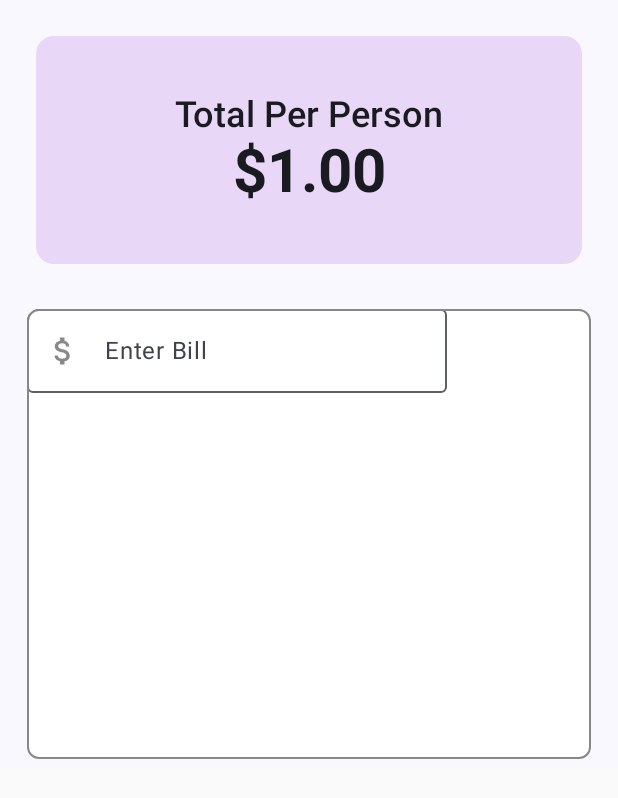
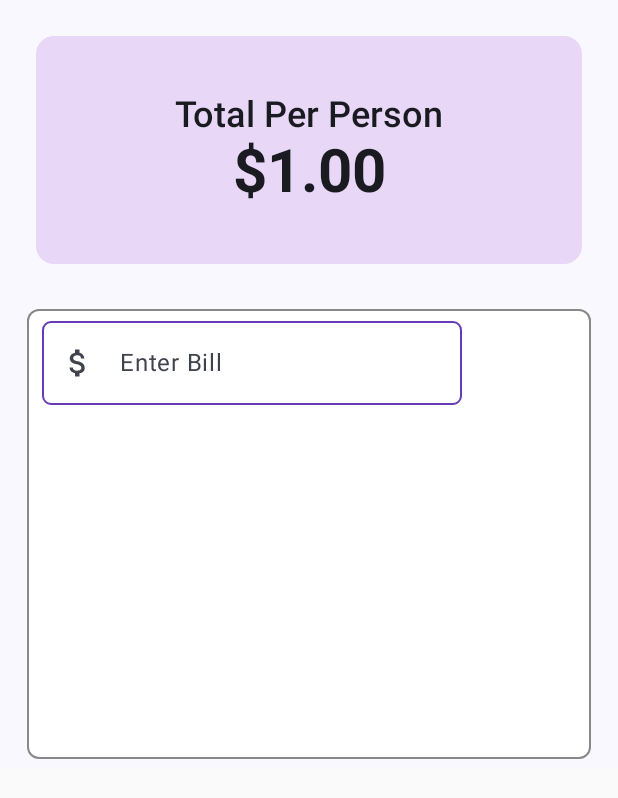
Before and after one commit to coderprem/jetpack-tip-calculator, an Android app built with Jetpack Compose: the screen it shows after launch (MainActivity), on a phone screen of 412 x 824 dp. Shown: the top 798 px of the screen. Run offline under Robolectric (Android 15) with nearby library versions, the phone set to English and light mode, and no system bars.

Commit message:
modified OutlinedTextField

```diff
--- a/app/src/main/java/com/example/tipcalculator/MainActivity.kt
+++ b/app/src/main/java/com/example/tipcalculator/MainActivity.kt
@@ -1,6 +1,7 @@
 package com.example.tipcalculator
 
 import android.os.Bundle
+import android.util.Log
 import androidx.activity.ComponentActivity
 import androidx.activity.compose.setContent
 import androidx.compose.foundation.BorderStroke
@@ -13,27 +14,23 @@ import androidx.compose.foundation.layout.padding
 import androidx.compose.foundation.shape.CircleShape
 import androidx.compose.foundation.shape.CornerSize
 import androidx.compose.foundation.shape.RoundedCornerShape
-import androidx.compose.foundation.text.KeyboardOptions
-import androidx.compose.material.icons.Icons
-import androidx.compose.material.icons.outlined.AttachMoney
+import androidx.compose.foundation.text.KeyboardActions
 import androidx.compose.material3.ExperimentalMaterial3Api
-import androidx.compose.material3.Icon
 import androidx.compose.material3.MaterialTheme
-import androidx.compose.material3.OutlinedTextField
 import androidx.compose.material3.Surface
 import androidx.compose.material3.Text
-import androidx.compose.material3.TextField
 import androidx.compose.runtime.Composable
-import androidx.compose.runtime.MutableState
 import androidx.compose.runtime.getValue
 import androidx.compose.runtime.setValue
 import androidx.compose.runtime.mutableStateOf
 import androidx.compose.runtime.remember
 import androidx.compose.ui.Alignment
+import androidx.compose.ui.ExperimentalComposeUiApi
 import androidx.compose.ui.Modifier
 import androidx.compose.ui.draw.clip
 import androidx.compose.ui.graphics.Color
 import androidx.compose.ui.graphics.RectangleShape
+import androidx.compose.ui.platform.LocalSoftwareKeyboardController
 import androidx.compose.ui.text.TextStyle
 import androidx.compose.ui.text.font.Font
 import androidx.compose.ui.text.font.FontStyle
@@ -45,6 +42,7 @@ import androidx.compose.ui.text.style.TextAlign
 import androidx.compose.ui.tooling.preview.Preview
 import androidx.compose.ui.unit.dp
 import androidx.compose.ui.unit.sp
+import com.example.tipcalculator.components.InputField
 import com.example.tipcalculator.ui.theme.TipCalculatorTheme
 
 class MainActivity : ComponentActivity() {
@@ -107,13 +105,29 @@ fun TopHeader(totalPerPerson: Double = 0.0) {
     }
 }
 
-@OptIn(ExperimentalMaterial3Api::class)
-@Preview(showBackground = true)
+@OptIn(ExperimentalMaterial3Api::class, ExperimentalComposeUiApi::class)
 @Composable
 fun MainContent() {
+    BillForm() { billAmount ->
+        Log.d("Tag", "${billAmount.toInt() * 100}")
+    }
+}
+
+@Preview(showBackground = true)
+@OptIn(ExperimentalComposeUiApi::class)
+@Composable
+fun BillForm(
+    modifier: Modifier = Modifier,
+    onValChange: (String) -> Unit = {} // here we have a trailing lambda, when we will call BillForm compose, we can get the value of bill
+) {
+
     val totalBillState = remember {
         mutableStateOf("")
     }
+    val validState = remember(totalBillState.value) {
+        totalBillState.value.trim().isNotEmpty()
+    }
+    val keyboardController = LocalSoftwareKeyboardController.current
     Surface(
         modifier = Modifier
             .padding(horizontal = 18.dp, vertical = 6.dp)
@@ -123,35 +137,23 @@ fun MainContent() {
         color = Color(0xFFFFFFFF),
         border = BorderStroke(1.dp, color = Color.Gray)
     ) {
-        val value by remember {
-            mutableStateOf("value")
-        }
         Column {
-            var textValue by remember {
-                mutableStateOf("")
-            }
-            OutlinedTextField(
-                value = textValue,
-                onValueChange = { textValue = it },
-                placeholder = {
-                    Text(text = "Enter Bill")
-                },
-                leadingIcon = {
-                    Icon(
-                        imageVector = Icons.Outlined.AttachMoney,
-                        contentDescription = "Dollar sign",
-                        tint = Color.Gray
-                    )
-                },
-                textStyle = TextStyle(textAlign = TextAlign.Left),
-                keyboardOptions = KeyboardOptions(autoCorrect = false,
-                    keyboardType = KeyboardType.Number,
-                    imeAction = ImeAction.Done),
-                singleLine = true,
+            InputField(
+                valueState = totalBillState,
+                labelId = "Enter Bill",
+                isSingleLine = true,
+                isEnable = true,
+                onAction = KeyboardActions {
+                    if (!validState) return@KeyboardActions
+                    // todo - onValueChanged
+                    onValChange(totalBillState.value.trim())
+                    keyboardController?.hide()
+                }
             )
         }
     }
 }
+
 
 //@Preview(showBackground = true)
 @Composable
--- a/app/src/main/java/com/example/tipcalculator/components/Components.kt
+++ b/app/src/main/java/com/example/tipcalculator/components/Components.kt
@@ -1,6 +1,8 @@
 package com.example.tipcalculator.components
 
 import androidx.compose.foundation.layout.padding
+import androidx.compose.foundation.shape.CornerSize
+import androidx.compose.foundation.shape.RoundedCornerShape
 import androidx.compose.foundation.text.KeyboardActions
 import androidx.compose.foundation.text.KeyboardOptions
 import androidx.compose.material.icons.Icons
@@ -10,6 +12,7 @@ import androidx.compose.material3.Icon
 import androidx.compose.material3.MaterialTheme
 import androidx.compose.material3.OutlinedTextField
 import androidx.compose.material3.Text
+import androidx.compose.material3.TextFieldDefaults
 import androidx.compose.runtime.Composable
 import androidx.compose.runtime.MutableState
 import androidx.compose.runtime.mutableStateOf
@@ -17,6 +20,8 @@ import androidx.compose.runtime.remember
 import androidx.compose.runtime.getValue
 import androidx.compose.runtime.setValue
 import androidx.compose.ui.Modifier
+import androidx.compose.ui.graphics.Color
+import androidx.compose.ui.graphics.RectangleShape
 import androidx.compose.ui.text.TextStyle
 import androidx.compose.ui.text.input.ImeAction
 import androidx.compose.ui.text.input.KeyboardType
@@ -37,7 +42,7 @@ fun InputField(
     onAction: KeyboardActions = KeyboardActions.Default
 ) {
     OutlinedTextField(
-        modifier = modifier.padding(all = 10.dp),
+        modifier = modifier.padding(bottom = 10.dp, start = 10.dp, end = 10.dp),
         value = valueState.value,
         onValueChange = { valueState.value = it },
         label = { Text(text = labelId) },
@@ -51,6 +56,12 @@ fun InputField(
         textStyle = TextStyle(fontSize = 18.sp, color = MaterialTheme.colorScheme.onBackground),
         enabled = isEnable,
         keyboardOptions = KeyboardOptions(keyboardType = keyBoardType, imeAction = imeAction),
-        keyboardActions = onAction
+        keyboardActions = onAction,
+        shape = RoundedCornerShape(corner = CornerSize(6.dp)),
+        colors = TextFieldDefaults.outlinedTextFieldColors(
+            focusedBorderColor = Color(0xFF673AB7),
+            unfocusedBorderColor = Color(0xFF673AB7),
+            )
+
     )
 }
```
Also changed, not shown: app/src/main/res/drawable/img.jpeg (added).
